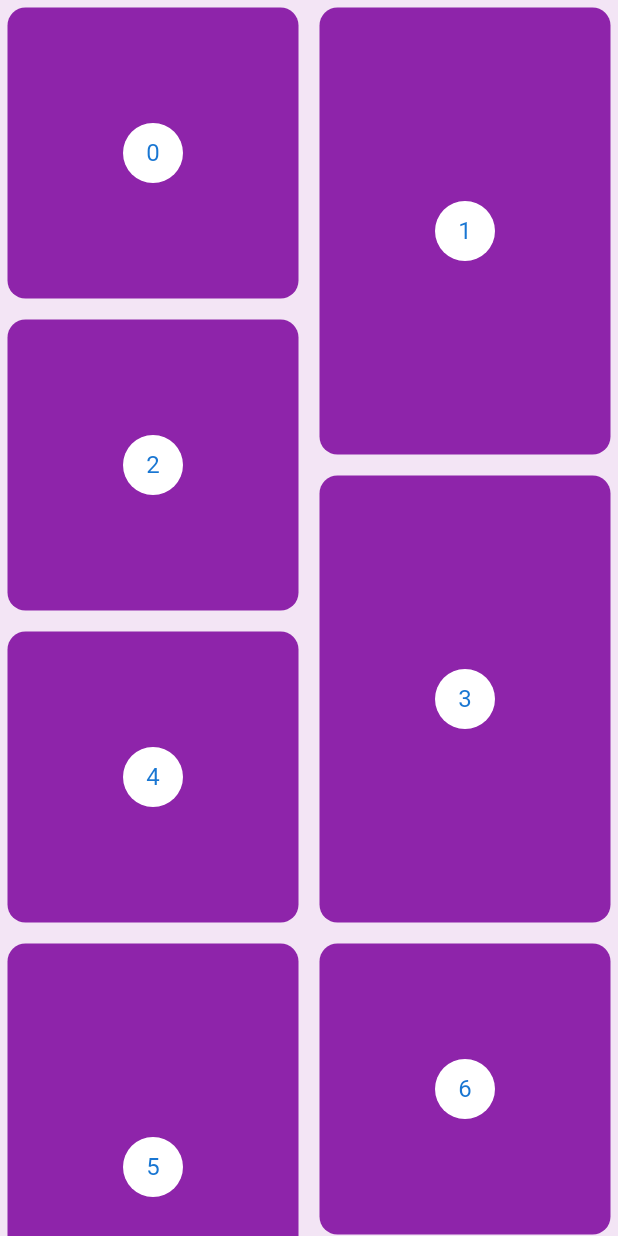
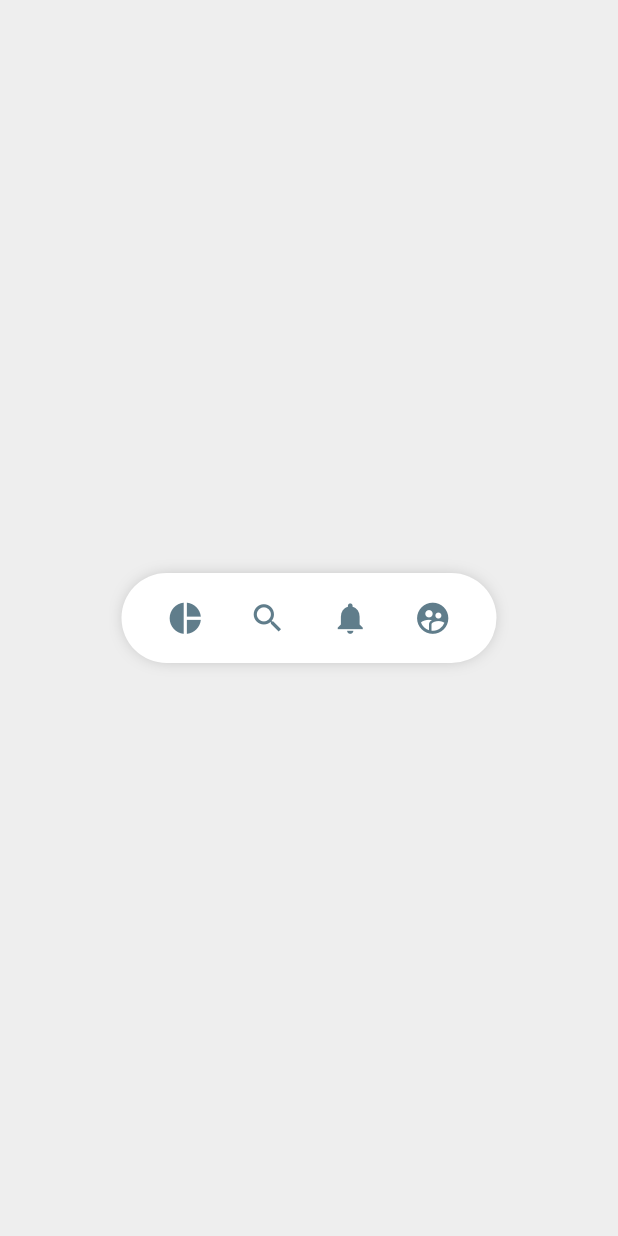
Before and after one commit to KikeSan/ClasesFlutter-2, a Flutter app: the screen it shows after launch, on a phone screen of 412 x 824 dp. Run offline on Flutter 3.47's test engine with Material 2 defaults, Android fonts, the phone set to English and light mode, and no system bars; our stand-ins replace flutter_svg.

Commit message:
menu pinterest

```diff
--- a/headers/lib/src/pages/pinterest_page.dart
+++ b/headers/lib/src/pages/pinterest_page.dart
@@ -1,15 +1,15 @@
 import 'package:flutter/material.dart';
 import 'package:flutter_staggered_grid_view/flutter_staggered_grid_view.dart';
+import 'package:headers/src/widgets/pinterest_menu.dart';
 
 class PinterestPage extends StatelessWidget {
 
   @override
   Widget build(BuildContext context) {
     return Scaffold(
-      backgroundColor: Colors.purple[50],
-      body: Center(
-        child: PinterestGrid(),
-      ),
+      backgroundColor: Colors.grey[200],
+      //body: PinterestGrid(),
+      body: PinterestMenu(),
     );
   }
 }
--- /dev/null
+++ b/headers/lib/src/widgets/pinterest_menu.dart
@@ -0,0 +1,101 @@
+import 'package:flutter/material.dart';
+
+class PinterestButton {
+  final Function onPressed;
+  final IconData icon;
+
+  PinterestButton({
+    @required this.onPressed,
+    @required this.icon
+  });
+}
+
+class PinterestMenu extends StatelessWidget {
+  final List<PinterestButton> items = [
+    PinterestButton(icon: Icons.pie_chart, onPressed: (){print('Icon pie chart');}),
+    PinterestButton(icon: Icons.search, onPressed: (){print('Icon search');}),
+    PinterestButton(icon: Icons.notifications, onPressed: (){print('Icon notifications');}),
+    PinterestButton(icon: Icons.supervised_user_circle, onPressed: (){print('Icon supervised_user_circle');}),
+  ];
+
+  @override
+  Widget build(BuildContext context) {
+    return Center(
+      child: _PinterestMenuBackground(
+        child: _MenuItems(items),
+      ),
+    );
+  }
+}
+
+class _PinterestMenuBackground extends StatelessWidget {
+  final Widget child;
+  _PinterestMenuBackground({@required this.child});
+
+  //final List<PinterestButton> items;
+
+  @override
+  Widget build(BuildContext context) {
+    return Container(
+      child: child,
+      width: 250,
+      height: 60,
+      decoration: BoxDecoration(
+        color: Colors.white,
+        borderRadius: BorderRadius.all(Radius.circular(100)),
+        boxShadow: <BoxShadow>[
+          BoxShadow(
+            color: Colors.black38,
+            blurRadius: 10,
+            spreadRadius: -5 //contrae la sombra
+          )
+        ]
+      ),
+    );
+  }
+}
+
+class _MenuItems extends StatelessWidget {
+  final List<PinterestButton> menuItems;
+
+  _MenuItems(this.menuItems);
+
+  @override
+  Widget build(BuildContext context) {
+    return Row(
+      mainAxisAlignment: MainAxisAlignment.spaceEvenly,
+      children: List.generate(menuItems.length, (index) => _PinterestMenuButton(index, menuItems[index]))
+    );
+  }
+}
+
+class _PinterestMenuButton extends StatelessWidget {
+  final int index;
+  final PinterestButton item;
+  _PinterestMenuButton(this.index, this.item);
+  @override
+  Widget build(BuildContext context) {
+    return GestureDetector(
+      onTap: item.onPressed,
+      behavior: HitTestBehavior.translucent, //compatible con todos los móviles
+      child: Container(
+        child: Icon(
+          item.icon,
+          size: 25,
+          color: Colors.blueGrey,
+        ),
+      ),
+    );
+  }
+}
+
+class _MenuModel with ChangeNotifier{
+  int _itemSeleccionado = 0;
+
+  int get itemSeleccionado => _itemSeleccionado;
+
+  set itemSeleccionado(int value) {
+    _itemSeleccionado = value;
+    notifyListeners();
+  }
+}
```
